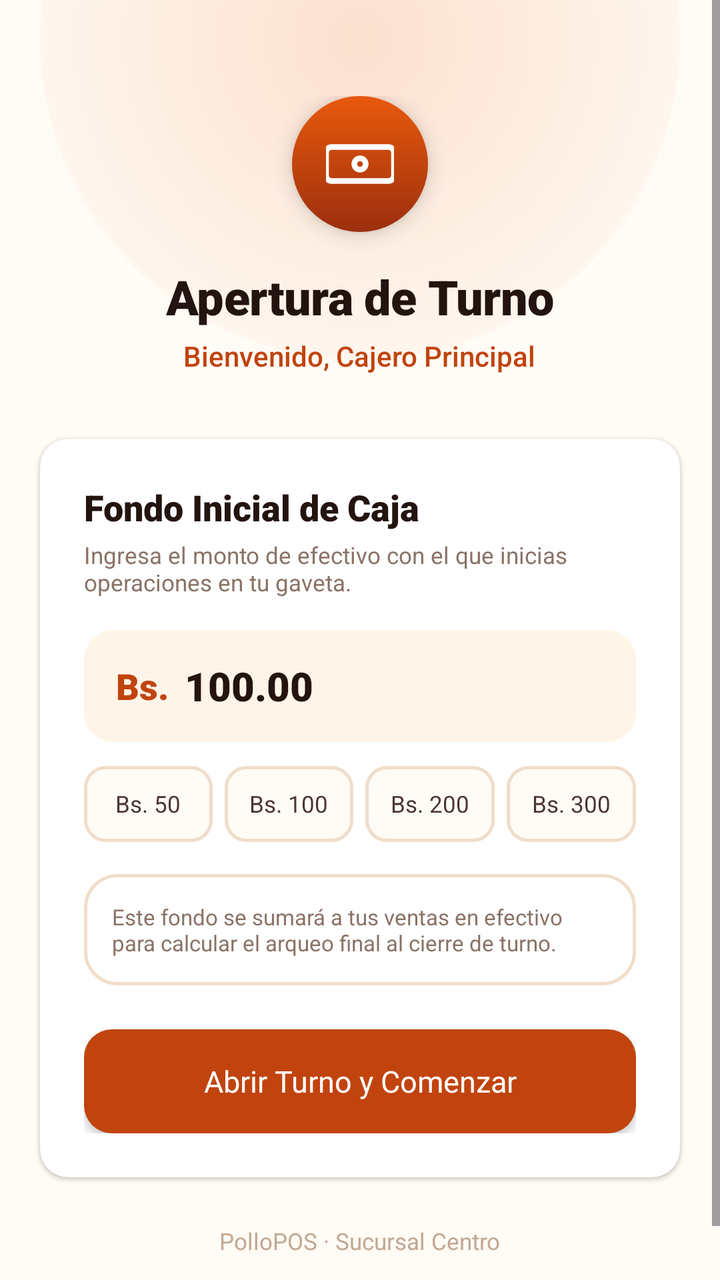
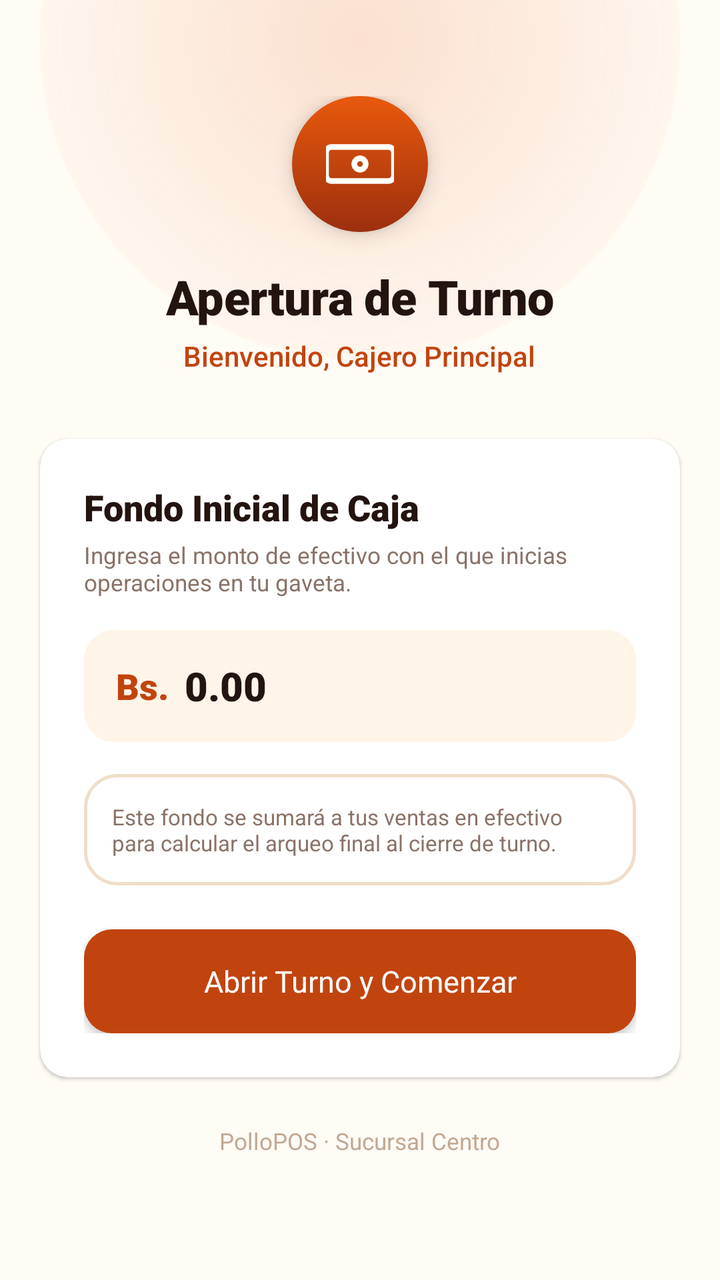

Screens rendered from an Android XML layout before and after an edit, with the pre-edit source and the edit as a unified diff.
<!-- AndroidManifest.xml: application theme TemaPollogithub -->
<!-- res/layout/activity_apertura_caja.xml -->
﻿<?xml version="1.0" encoding="utf-8"?>
<ScrollView xmlns:android="http://schemas.android.com/apk/res/android"
    xmlns:app="http://schemas.android.com/apk/res-auto"
    xmlns:tools="http://schemas.android.com/tools"
    android:id="@+id/mainApertura"
    android:layout_width="match_parent"
    android:layout_height="match_parent"
    android:fillViewport="true"
    android:background="@color/paper_50">

    <androidx.constraintlayout.widget.ConstraintLayout
        android:layout_width="match_parent"
        android:layout_height="wrap_content"
        android:paddingBottom="40dp">

        
        <View
            android:id="@+id/glowView"
            android:layout_width="320dp"
            android:layout_height="320dp"
            android:background="@drawable/bg_glow_top"
            app:layout_constraintEnd_toEndOf="parent"
            app:layout_constraintStart_toStartOf="parent"
            app:layout_constraintTop_toTopOf="parent"
            android:translationY="-140dp" />

        
        <LinearLayout
            android:id="@+id/headerApertura"
            android:layout_width="match_parent"
            android:layout_height="wrap_content"
            android:gravity="center_horizontal"
            android:orientation="vertical"
            android:paddingTop="48dp"
            android:paddingBottom="24dp"
            app:layout_constraintTop_toTopOf="parent">

            <FrameLayout
                android:layout_width="68dp"
                android:layout_height="68dp"
                android:layout_marginBottom="16dp"
                android:background="@drawable/bg_brand_logo"
                android:elevation="6dp">

                <ImageView
                    android:layout_width="34dp"
                    android:layout_height="34dp"
                    android:layout_gravity="center"
                    android:contentDescription="@string/desc_apertura_turno"
                    android:src="@drawable/ic_cash_register"
                    app:tint="@color/white" />
            </FrameLayout>

            <TextView
                android:textAppearance="@style/TituloPrincipal"
                android:layout_width="wrap_content"
                android:layout_height="wrap_content"
                android:text="@string/titulo_apertura_turno" />

            <TextView
                android:id="@+id/tvAperturaWelcome"
                android:textAppearance="@style/SubtituloAcento"
                android:layout_width="wrap_content"
                android:layout_height="wrap_content"
                android:layout_marginTop="@dimen/spacing_xs"
                android:text="@string/subtitulo_apertura_bienvenida_defecto" />
        </LinearLayout>

        
        <androidx.cardview.widget.CardView
            android:id="@+id/cardApertura"
            style="@style/TarjetaBlanca"
            android:layout_width="match_parent"
            android:layout_height="wrap_content"
            android:layout_marginHorizontal="@dimen/spacing_xl"
            android:layout_marginTop="@dimen/spacing_s"
            app:layout_constraintTop_toBottomOf="@id/headerApertura">

            <LinearLayout
                android:layout_width="match_parent"
                android:layout_height="wrap_content"
                android:orientation="vertical"
                android:padding="@dimen/dialog_padding">

                <TextView
                    android:textAppearance="@style/TituloMediano"
                    android:layout_width="wrap_content"
                    android:layout_height="wrap_content"
                    android:text="@string/titulo_fondo_inicial" />

                <TextView
                    android:textAppearance="@style/TextoSubtitulo"
                    android:layout_width="wrap_content"
                    android:layout_height="wrap_content"
                    android:layout_marginTop="@dimen/spacing_xs"
                    android:text="@string/desc_fondo_inicial" />

                
                <LinearLayout
                    android:layout_width="match_parent"
                    android:layout_height="56dp"
                    android:layout_marginTop="16dp"
                    android:background="@drawable/bg_input_field"
                    android:backgroundTint="@color/paper_100"
                    android:gravity="center_vertical"
                    android:orientation="horizontal"
                    android:paddingHorizontal="16dp">

                    <TextView
                        android:layout_width="wrap_content"
                        android:layout_height="wrap_content"
                        android:fontFamily="sans-serif-black"
                        android:text="@string/moneda_bs"
                        android:textColor="@color/ember_600"
                        android:textSize="18sp" />

                    <EditText
                        android:id="@+id/etFondoInicial"
                        android:layout_width="0dp"
                        android:layout_height="match_parent"
                        android:layout_marginStart="8dp"
                        android:layout_weight="1"
                        android:background="@null"
                        android:fontFamily="sans-serif-black"
                        android:gravity="center_vertical"
                        android:hint="@string/pista_fondo_inicial_defecto"
                        android:importantForAutofill="no"
                        android:inputType="numberDecimal"
                        android:text="@string/pista_fondo_inicial_defecto"
                        android:textColor="@color/char_900"
                        android:textColorHint="@color/placeholder_text"
                        android:textSize="20sp" />
                </LinearLayout>

                
                <LinearLayout
                    android:layout_width="match_parent"
                    android:layout_height="wrap_content"
                    android:layout_marginTop="12dp"
                    android:gravity="center"
                    android:orientation="horizontal">

                    <TextView
                        android:id="@+id/btnQuickFondo50"
                        style="@style/BotonEfectivoRapido"
                        android:layout_width="0dp"
                        android:layout_height="@dimen/btn_height_small"
                        android:layout_marginEnd="6dp"
                        android:layout_weight="1"
                        android:text="@string/btn_rapido_50" />

                    <TextView
                        android:id="@+id/btnQuickFondo100"
                        style="@style/BotonEfectivoRapido"
                        android:layout_width="0dp"
                        android:layout_height="@dimen/btn_height_small"
                        android:layout_marginEnd="6dp"
                        android:layout_weight="1"
                        android:text="@string/btn_rapido_100" />

                    <TextView
                        android:id="@+id/btnQuickFondo200"
                        style="@style/BotonEfectivoRapido"
                        android:layout_width="0dp"
                        android:layout_height="@dimen/btn_height_small"
                        android:layout_marginEnd="6dp"
                        android:layout_weight="1"
                        android:text="@string/btn_rapido_200" />

                    <TextView
                        android:id="@+id/btnQuickFondo300"
                        style="@style/BotonEfectivoRapido"
                        android:layout_width="0dp"
                        android:layout_height="@dimen/btn_height_small"
                        android:layout_weight="1"
                        android:text="@string/btn_rapido_300" />
                </LinearLayout>

                
                <TextView
                    style="@style/TarjetaPedido"
                    android:textAppearance="@style/SubtituloAtenuado"
                    android:layout_width="match_parent"
                    android:layout_height="wrap_content"
                    android:layout_marginTop="16dp"
                    android:text="@string/nota_fondo_inicial" />

                
                <androidx.appcompat.widget.AppCompatButton
                    android:id="@+id/btnAbrirTurno"
                    style="@style/BotonPrimario"
                    android:layout_width="match_parent"
                    android:layout_height="@dimen/btn_height_primary"
                    android:layout_marginTop="22dp"
                    android:elevation="3dp"
                    android:text="@string/btn_abrir_turno_y_comenzar" />

            </LinearLayout>
        </androidx.cardview.widget.CardView>

        
        <TextView
            android:textAppearance="@style/TextoLeyenda"
            android:layout_width="wrap_content"
            android:layout_height="wrap_content"
            android:layout_marginTop="@dimen/spacing_2xl"
            android:text="@string/pie_apertura"
            app:layout_constraintEnd_toEndOf="parent"
            app:layout_constraintStart_toStartOf="parent"
            app:layout_constraintTop_toBottomOf="@id/cardApertura" />

    </androidx.constraintlayout.widget.ConstraintLayout>
</ScrollView>
<!-- resources referenced by this layout -->
<resources>
  <color name="char_900">#241410</color>
  <color name="ember_600">#C1440E</color>
  <color name="paper_100">#FFF4E8</color>
  <color name="paper_50">#FFFBF5</color>
  <color name="placeholder_text">#C2A892</color>
  <color name="white">#FFFFFFFF</color>
  <dimen name="btn_height_primary">52dp</dimen>
  <dimen name="btn_height_small">38dp</dimen>
  <dimen name="dialog_padding">22dp</dimen>
  <dimen name="spacing_2xl">24dp</dimen>
  <dimen name="spacing_s">8dp</dimen>
  <dimen name="spacing_xl">20dp</dimen>
  <dimen name="spacing_xs">4dp</dimen>
  <string name="btn_abrir_turno_y_comenzar">Abrir Turno y Comenzar</string>
  <string name="btn_rapido_100">Bs. 100</string>
  <string name="btn_rapido_200">Bs. 200</string>
  <string name="btn_rapido_300">Bs. 300</string>
  <string name="btn_rapido_50">Bs. 50</string>
  <string name="desc_apertura_turno">Apertura de turno</string>
  <string name="desc_fondo_inicial">Ingresa el monto de efectivo con el que inicias operaciones en tu gaveta.</string>
  <string name="moneda_bs">Bs.</string>
  <string name="nota_fondo_inicial">Este fondo se sumará a tus ventas en efectivo para calcular el arqueo final al cierre de turno.</string>
  <string name="pie_apertura">PolloPOS · Sucursal Centro</string>
  <string name="pista_fondo_inicial_defecto">100.00</string>
  <string name="subtitulo_apertura_bienvenida_defecto">Bienvenido, Cajero Principal</string>
  <string name="titulo_apertura_turno">Apertura de Turno</string>
  <string name="titulo_fondo_inicial">Fondo Inicial de Caja</string>
  <style name="BotonEfectivoRapido">
          <item name="android:background">@drawable/bg_quick_cash_btn</item>
          <item name="android:fontFamily">sans-serif-bold</item>
          <item name="android:textColor">@color/char_700</item>
          <item name="android:textSize">11.5sp</item>
          <item name="android:gravity">center</item>
          <item name="android:minHeight">@dimen/btn_height_small</item>
          <item name="android:textAllCaps">false</item>
          <item name="android:stateListAnimator">@null</item>
      </style>
  <style name="SubtituloAcento" parent="TextoBase">
          <item name="android:fontFamily">sans-serif-medium</item>
          <item name="android:textColor">@color/ember_600</item>
          <item name="android:textSize">14sp</item>
      </style>
  <style name="SubtituloAtenuado" parent="TextoSubtitulo">
          <item name="android:textSize">11sp</item>
      </style>
  <style name="TarjetaPedido">
          <item name="android:background">@drawable/bg_order_card</item>
          <item name="android:padding">@dimen/card_padding_standard</item>
      </style>
  <style name="TemaPollogithub" parent="BaseTemaPollogithub" />
  <color name="ember_500">#E8590C</color>
  <color name="ember_700">#9C2F0E</color>
  <color name="line_color">#F0DDC9</color>
  <!-- drawable bg_quick_cash_btn (drawable) -->
  <?xml version="1.0" encoding="utf-8"?>
  <ripple xmlns:android="http://schemas.android.com/apk/res/android"
      android:color="#1AE8590C">
      <item>
          <shape android:shape="rectangle">
              <solid android:color="@color/paper_50" />
              <stroke
                  android:width="1.5dp"
                  android:color="@color/line_color" />
              <corners android:radius="10dp" />
          </shape>
      </item>
  </ripple>
  <color name="char_700">#4A352E</color>
  <style name="BotonBase" parent="Widget.AppCompat.Button" />
  <dimen name="text_size_btn_primary">15sp</dimen>
  <style name="TextoBase" parent="android:TextAppearance" />
  <dimen name="radius_card">14dp</dimen>
  <dimen name="card_padding_standard">14dp</dimen>
  <dimen name="text_size_caption">11.5sp</dimen>
  <color name="char_400">#8A7266</color>
  <style name="TituloBase" parent="TextoBase" />
  <dimen name="text_size_title_medium">18sp</dimen>
  <dimen name="text_size_hero">24sp</dimen>
  <color name="ember_100">#FFE4D1</color>
  <!-- unchanged entries left out for length: 13 -->
</resources>

<!-- the commit's change to res/layout/activity_apertura_caja.xml (unified diff, before → after) -->
@@ -1,4 +1,4 @@
-﻿<?xml version="1.0" encoding="utf-8"?>
+<?xml version="1.0" encoding="utf-8"?>
 <ScrollView xmlns:android="http://schemas.android.com/apk/res/android"
     xmlns:app="http://schemas.android.com/apk/res-auto"
     xmlns:tools="http://schemas.android.com/tools"
@@ -126,54 +126,10 @@
                         android:hint="@string/pista_fondo_inicial_defecto"
                         android:importantForAutofill="no"
                         android:inputType="numberDecimal"
-                        android:text="@string/pista_fondo_inicial_defecto"
+                        android:text="0.00"
                         android:textColor="@color/char_900"
                         android:textColorHint="@color/placeholder_text"
                         android:textSize="20sp" />
-                </LinearLayout>
-
-                
-                <LinearLayout
-                    android:layout_width="match_parent"
-                    android:layout_height="wrap_content"
-                    android:layout_marginTop="12dp"
-                    android:gravity="center"
-                    android:orientation="horizontal">
-
-                    <TextView
-                        android:id="@+id/btnQuickFondo50"
-                        style="@style/BotonEfectivoRapido"
-                        android:layout_width="0dp"
-                        android:layout_height="@dimen/btn_height_small"
-                        android:layout_marginEnd="6dp"
-                        android:layout_weight="1"
-                        android:text="@string/btn_rapido_50" />
-
-                    <TextView
-                        android:id="@+id/btnQuickFondo100"
-                        style="@style/BotonEfectivoRapido"
-                        android:layout_width="0dp"
-                        android:layout_height="@dimen/btn_height_small"
-                        android:layout_marginEnd="6dp"
-                        android:layout_weight="1"
-                        android:text="@string/btn_rapido_100" />
-
-                    <TextView
-                        android:id="@+id/btnQuickFondo200"
-                        style="@style/BotonEfectivoRapido"
-                        android:layout_width="0dp"
-                        android:layout_height="@dimen/btn_height_small"
-                        android:layout_marginEnd="6dp"
-                        android:layout_weight="1"
-                        android:text="@string/btn_rapido_200" />
-
-                    <TextView
-                        android:id="@+id/btnQuickFondo300"
-                        style="@style/BotonEfectivoRapido"
-                        android:layout_width="0dp"
-                        android:layout_height="@dimen/btn_height_small"
-                        android:layout_weight="1"
-                        android:text="@string/btn_rapido_300" />
                 </LinearLayout>
 
                 
<!-- resource entries referenced after the edit -->
@@ -7,36 +7,21 @@
   <color name="placeholder_text">#C2A892</color>
   <color name="white">#FFFFFFFF</color>
   <dimen name="btn_height_primary">52dp</dimen>
-  <dimen name="btn_height_small">38dp</dimen>
   <dimen name="dialog_padding">22dp</dimen>
   <dimen name="spacing_2xl">24dp</dimen>
   <dimen name="spacing_s">8dp</dimen>
   <dimen name="spacing_xl">20dp</dimen>
   <dimen name="spacing_xs">4dp</dimen>
   <string name="btn_abrir_turno_y_comenzar">Abrir Turno y Comenzar</string>
-  <string name="btn_rapido_100">Bs. 100</string>
-  <string name="btn_rapido_200">Bs. 200</string>
-  <string name="btn_rapido_300">Bs. 300</string>
-  <string name="btn_rapido_50">Bs. 50</string>
   <string name="desc_apertura_turno">Apertura de turno</string>
   <string name="desc_fondo_inicial">Ingresa el monto de efectivo con el que inicias operaciones en tu gaveta.</string>
   <string name="moneda_bs">Bs.</string>
   <string name="nota_fondo_inicial">Este fondo se sumará a tus ventas en efectivo para calcular el arqueo final al cierre de turno.</string>
   <string name="pie_apertura">PolloPOS · Sucursal Centro</string>
-  <string name="pista_fondo_inicial_defecto">100.00</string>
+  <string name="pista_fondo_inicial_defecto">0.00</string>
   <string name="subtitulo_apertura_bienvenida_defecto">Bienvenido, Cajero Principal</string>
   <string name="titulo_apertura_turno">Apertura de Turno</string>
   <string name="titulo_fondo_inicial">Fondo Inicial de Caja</string>
-  <style name="BotonEfectivoRapido">
-          <item name="android:background">@drawable/bg_quick_cash_btn</item>
-          <item name="android:fontFamily">sans-serif-bold</item>
-          <item name="android:textColor">@color/char_700</item>
-          <item name="android:textSize">11.5sp</item>
-          <item name="android:gravity">center</item>
-          <item name="android:minHeight">@dimen/btn_height_small</item>
-          <item name="android:textAllCaps">false</item>
-          <item name="android:stateListAnimator">@null</item>
-      </style>
   <style name="SubtituloAcento" parent="TextoBase">
           <item name="android:fontFamily">sans-serif-medium</item>
           <item name="android:textColor">@color/ember_600</item>
@@ -53,20 +38,6 @@
   <color name="ember_500">#E8590C</color>
   <color name="ember_700">#9C2F0E</color>
   <color name="line_color">#F0DDC9</color>
-  <!-- drawable bg_quick_cash_btn (drawable) -->
-  <?xml version="1.0" encoding="utf-8"?>
-  <ripple xmlns:android="http://schemas.android.com/apk/res/android"
-      android:color="#1AE8590C">
-      <item>
-          <shape android:shape="rectangle">
-              <solid android:color="@color/paper_50" />
-              <stroke
-                  android:width="1.5dp"
-                  android:color="@color/line_color" />
-              <corners android:radius="10dp" />
-          </shape>
-      </item>
-  </ripple>
   <color name="char_700">#4A352E</color>
   <style name="BotonBase" parent="Widget.AppCompat.Button" />
   <dimen name="text_size_btn_primary">15sp</dimen>
